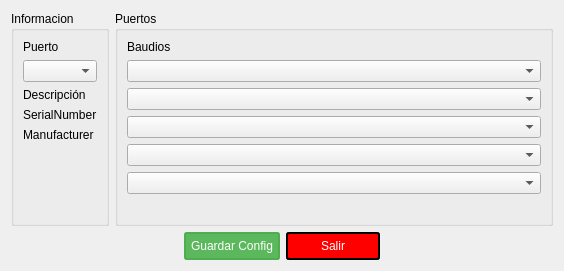
hectorda/Bio-Feedback, file ajustespuertoserial.ui: the form before one commit.
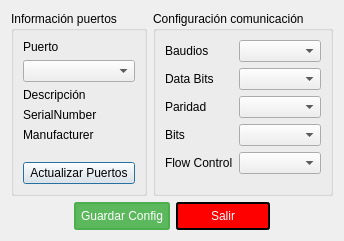
The form after the commit. Icons and pictures are not drawn.

Commit message: Actualizacion, Agregado Class Angulo, y detalles configuraciones

```diff
--- a/ajustespuertoserial.ui
+++ b/ajustespuertoserial.ui
@@ -6,8 +6,8 @@
    <rect>
     <x>0</x>
     <y>0</y>
-    <width>564</width>
-    <height>263</height>
+    <width>344</width>
+    <height>241</height>
    </rect>
   </property>
   <property name="windowTitle">
@@ -23,7 +23,7 @@
      <item>
       <widget class="QGroupBox" name="groupBox_2">
        <property name="title">
-        <string>Informacion</string>
+        <string>Información puertos</string>
        </property>
        <layout class="QVBoxLayout" name="verticalLayout_3">
         <item>
@@ -70,6 +70,13 @@
           </property>
          </spacer>
         </item>
+        <item>
+         <widget class="QPushButton" name="pushButtonRescan">
+          <property name="text">
+           <string>Actualizar Puertos</string>
+          </property>
+         </widget>
+        </item>
        </layout>
        <zorder>comboBoxPortList</zorder>
        <zorder>label</zorder>
@@ -94,60 +101,75 @@
         <bool>false</bool>
        </property>
        <property name="title">
-        <string>Puertos</string>
+        <string>Configuración comunicación</string>
        </property>
        <property name="alignment">
         <set>Qt::AlignLeading|Qt::AlignLeft|Qt::AlignTop</set>
        </property>
-       <layout class="QVBoxLayout" name="verticalLayout">
-        <item>
-         <widget class="QLabel" name="portNamelabel">
+       <layout class="QFormLayout" name="formLayout">
+        <item row="7" column="0">
+         <spacer name="verticalSpacer_2">
+          <property name="orientation">
+           <enum>Qt::Vertical</enum>
+          </property>
+          <property name="sizeHint" stdset="0">
+           <size>
+            <width>20</width>
+            <height>40</height>
+           </size>
+          </property>
+         </spacer>
+        </item>
+        <item row="0" column="0">
+         <widget class="QLabel" name="labelBaudios">
           <property name="text">
            <string>Baudios</string>
           </property>
          </widget>
         </item>
-        <item>
+        <item row="0" column="1">
          <widget class="QComboBox" name="comboBoxBaudRate"/>
         </item>
-        <item>
+        <item row="1" column="0">
+         <widget class="QLabel" name="labelDataBits">
+          <property name="text">
+           <string>Data Bits</string>
+          </property>
+         </widget>
+        </item>
+        <item row="1" column="1">
          <widget class="QComboBox" name="comboBoxDataBits"/>
         </item>
-        <item>
+        <item row="2" column="0">
+         <widget class="QLabel" name="labelParity">
+          <property name="text">
+           <string>Paridad</string>
+          </property>
+         </widget>
+        </item>
+        <item row="2" column="1">
          <widget class="QComboBox" name="comboBoxParity"/>
         </item>
-        <item>
+        <item row="3" column="0">
+         <widget class="QLabel" name="labelBits">
+          <property name="text">
+           <string>Bits</string>
+          </property>
+         </widget>
+        </item>
+        <item row="3" column="1">
          <widget class="QComboBox" name="comboBoxBits"/>
         </item>
-        <item>
+        <item row="4" column="0">
+         <widget class="QLabel" name="labelFlowControl">
+          <property name="text">
+           <string>Flow Control</string>
+          </property>
+         </widget>
+        </item>
+        <item row="4" column="1">
          <widget class="QComboBox" name="comboBoxFlowControl"/>
         </item>
-        <item>
-         <spacer name="horizontalSpacer_3">
-          <property name="orientation">
-           <enum>Qt::Horizontal</enum>
-          </property>
-          <property name="sizeHint" stdset="0">
-           <size>
-            <width>40</width>
-            <height>20</height>
-           </size>
-          </property>
-         </spacer>
-        </item>
-        <item>
-         <spacer name="verticalSpacer_2">
-          <property name="orientation">
-           <enum>Qt::Vertical</enum>
-          </property>
-          <property name="sizeHint" stdset="0">
-           <size>
-            <width>20</width>
-            <height>40</height>
-           </size>
-          </property>
-         </spacer>
-        </item>
        </layout>
       </widget>
      </item>
```
Left out of the diff: 5 changed lines with no effect on the pictures. The commit also changes 11 other files.
